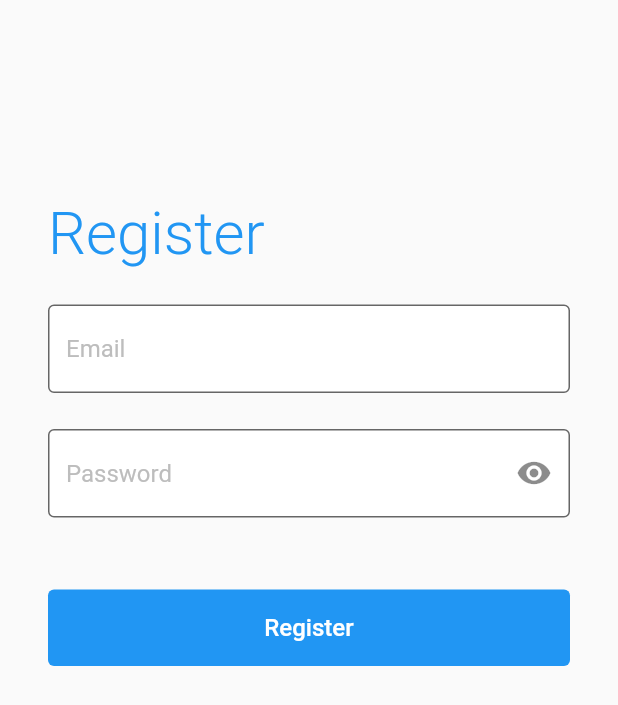
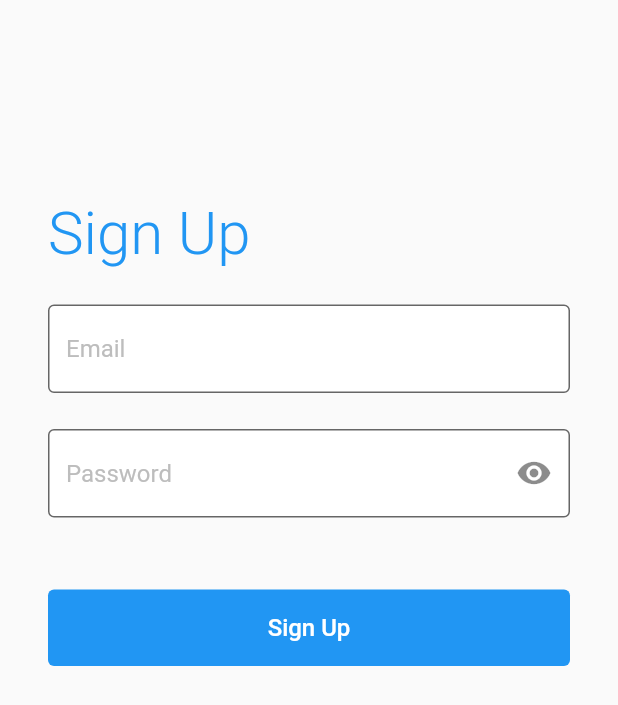
Before and after one commit to minidosis/flutter_firebase_auth, a Flutter app: the SignUpPage screen opened directly, on a phone screen of 412 x 824 dp. Shown: the top 705 px of the screen. Run offline on Flutter 3.47's test engine with Material 2 defaults, Android fonts, the phone set to English and light mode, and no system bars; our stand-ins replace firebase_auth, font_awesome_flutter; accounts and stored records are empty.

Commit message:
Renamed 'Register' to 'Sign Up'

```diff
--- a/lib/login_flow/pages/signup_page.dart
+++ b/lib/login_flow/pages/signup_page.dart
@@ -29,14 +29,14 @@ class _SignUpPageState extends State<SignUpPage> {
             crossAxisAlignment: CrossAxisAlignment.stretch,
             children: <Widget>[
               SizedBox(height: 100),
-              AuthPageTitle('Register'),
+              AuthPageTitle('Sign Up'),
               SizedBox(height: 24),
               SignInTextField(SignInTextFieldType.email, _email),
               SizedBox(height: 24),
               SignInTextField(SignInTextFieldType.password, _password),
               SizedBox(height: 48),
               SignInButton(
-                text: 'Register',
+                text: 'Sign Up',
                 onPressed: () {
                   Navigator.of(context).pop(
                     EmailAndPassword(_email.text, _password.text),
```
